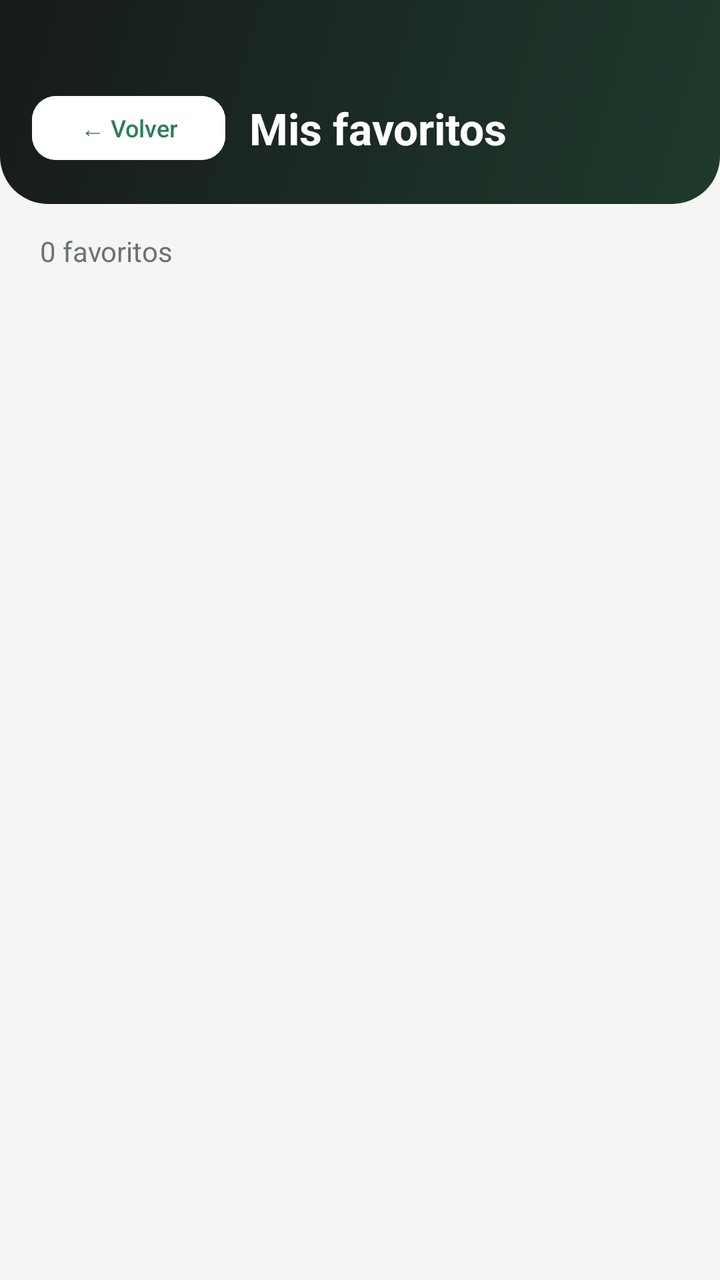
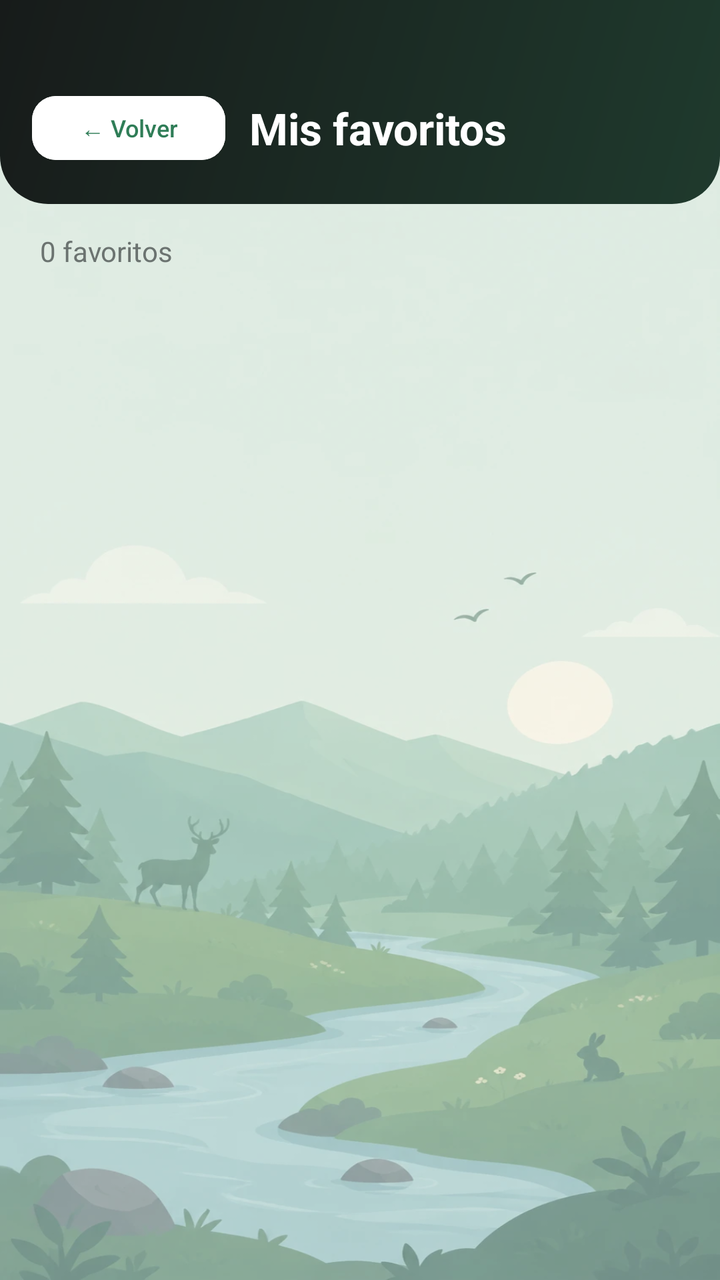

An Android layout rendered at two revisions. The XML below is the earlier revision; the diff shows what the commit changed to produce the second picture.
<!-- AndroidManifest.xml: application theme Theme.RunGuide -->
<!-- res/layout/activity_favoritos.xml -->
<?xml version="1.0" encoding="utf-8"?>
<LinearLayout xmlns:android="http://schemas.android.com/apk/res/android"
    android:layout_width="match_parent"
    android:layout_height="match_parent"
    android:orientation="vertical"
    android:background="@color/fondo_app">

    
    <LinearLayout
        android:layout_width="match_parent"
        android:layout_height="wrap_content"
        android:orientation="horizontal"
        android:background="@drawable/bg_header"
        android:paddingTop="44dp"
        android:paddingBottom="18dp"
        android:paddingStart="16dp"
        android:paddingEnd="16dp"
        android:gravity="center_vertical">

        <Button
            android:id="@+id/btnVolverFavoritos"
            android:layout_width="wrap_content"
            android:layout_height="40dp"
            android:text="@string/volver"
            android:textSize="12sp"
            android:textAllCaps="false"
            android:backgroundTint="#FFFFFF"
            android:textColor="@color/verde_primario"
            android:layout_marginEnd="12dp" />

        <TextView
            android:layout_width="0dp"
            android:layout_weight="1"
            android:layout_height="wrap_content"
            android:text="@string/mis_favoritos"
            android:textSize="22sp"
            android:textStyle="bold"
            android:textColor="#FFFFFF" />

    </LinearLayout>

    <TextView
        android:id="@+id/tvContadorFavoritos"
        android:layout_width="match_parent"
        android:layout_height="wrap_content"
        android:text="@string/favoritos_cero"
        android:textSize="14sp"
        android:textColor="@color/texto_secundario"
        android:paddingStart="20dp"
        android:paddingEnd="20dp"
        android:paddingTop="14dp"
        android:paddingBottom="4dp" />

    
    <LinearLayout
        android:id="@+id/estadoVacioFavoritos"
        android:layout_width="match_parent"
        android:layout_height="wrap_content"
        android:orientation="vertical"
        android:gravity="center_horizontal"
        android:padding="32dp"
        android:visibility="gone">

        <TextView
            android:layout_width="wrap_content"
            android:layout_height="wrap_content"
            android:text="♡"
            android:textSize="48sp"
            android:textColor="@color/corazon" />

        <TextView
            android:layout_width="wrap_content"
            android:layout_height="wrap_content"
            android:text="@string/aun_no_tienes_favoritos"
            android:textSize="16sp"
            android:textColor="@color/texto_secundario"
            android:layout_marginTop="4dp" />

        <Button
            android:id="@+id/btnExplorar"
            android:layout_width="wrap_content"
            android:layout_height="wrap_content"
            android:text="@string/explorar_senderos"
            android:textAllCaps="false"
            android:backgroundTint="@color/verde_primario"
            android:textColor="#FFFFFF"
            android:layout_marginTop="16dp" />

    </LinearLayout>

    <androidx.recyclerview.widget.RecyclerView
        android:id="@+id/recyclerFavoritos"
        android:layout_width="match_parent"
        android:layout_height="match_parent"
        android:clipToPadding="false"
        android:paddingBottom="16dp"
        android:layoutAnimation="@anim/layout_entrada" />

</LinearLayout>
<!-- resources referenced by this layout -->
<resources>
  <color name="corazon">#C85A6A</color>
  <color name="fondo_app">#F5F6F4</color>
  <color name="texto_secundario">#6B7370</color>
  <color name="verde_primario">#2F7D57</color>
  <string name="aun_no_tienes_favoritos">Aún no tienes favoritos</string>
  <string name="explorar_senderos">Explorar senderos</string>
  <string name="favoritos_cero">0 favoritos</string>
  <string name="mis_favoritos">Mis favoritos</string>
  <string name="volver">← Volver</string>
  <style name="Theme.RunGuide" parent="Base.Theme.RunGuide" />
  <style name="Base.Theme.RunGuide" parent="Theme.Material3.DayNight.NoActionBar">
          <item name="colorPrimary">@color/verde_primario</item>
          <item name="colorOnPrimary">@color/white</item>
          <item name="colorPrimaryContainer">@color/verde_claro</item>
          <item name="colorOnPrimaryContainer">@color/verde_oscuro</item>
          <item name="colorSecondary">@color/amarillo</item>
          <item name="colorOnSecondary">@color/negro_carbon</item>
          <item name="colorSecondaryContainer">@color/amarillo_claro</item>
          <item name="colorOnSecondaryContainer">@color/amarillo_texto</item>
          <item name="colorOutline">@color/borde</item>
          <item name="colorSurface">@color/superficie</item>
          <item name="colorOnSurface">@color/texto_principal</item>
          <item name="android:colorBackground">@color/fondo_app</item>
          <item name="android:textColorPrimary">@color/texto_principal</item>
          <item name="android:textColorSecondary">@color/texto_secundario</item>
          <item name="android:statusBarColor">@color/negro_carbon</item>
          <item name="android:windowLightStatusBar">false</item>
          <item name="materialButtonStyle">@style/Widget.RunGuide.Button</item>
          <item name="shapeAppearanceSmallComponent">@style/ShapeAppearance.RunGuide.Small</item>
          <item name="shapeAppearanceMediumComponent">@style/ShapeAppearance.RunGuide.Medium</item>
      </style>
  <color name="white">#FFFFFFFF</color>
  <color name="verde_claro">#E7F0EA</color>
  <color name="verde_oscuro">#1F5A3F</color>
  <color name="amarillo">#E8B93C</color>
  <color name="negro_carbon">#171B1A</color>
  <color name="amarillo_claro">#FAF1D6</color>
  <color name="amarillo_texto">#6B5200</color>
  <color name="borde">#E2E6E3</color>
  <color name="superficie">#FFFFFF</color>
  <color name="texto_principal">#1A1D1C</color>
  <style name="Widget.RunGuide.Button" parent="Widget.Material3.Button">
          <item name="cornerRadius">12dp</item>
          <item name="android:textAllCaps">false</item>
          <item name="android:letterSpacing">0</item>
          <item name="android:textSize">14sp</item>
          <item name="android:stateListAnimator">@null</item>
      </style>
  <style name="ShapeAppearance.RunGuide.Small" parent="ShapeAppearance.Material3.SmallComponent">
          <item name="cornerFamily">rounded</item>
          <item name="cornerSize">12dp</item>
      </style>
  <style name="ShapeAppearance.RunGuide.Medium" parent="ShapeAppearance.Material3.MediumComponent">
          <item name="cornerFamily">rounded</item>
          <item name="cornerSize">18dp</item>
      </style>
  <!-- unchanged entries left out for length: 1 -->
</resources>

<!-- the commit's change to res/layout/activity_favoritos.xml (unified diff, before → after) -->
@@ -3,7 +3,7 @@
     android:layout_width="match_parent"
     android:layout_height="match_parent"
     android:orientation="vertical"
-    android:background="@color/fondo_app">
+    android:background="@android:color/transparent">
 
     
     <LinearLayout
<!-- resource entries referenced after the edit -->
@@ -2,6 +2,21 @@
 <resources>
   <color name="corazon">#C85A6A</color>
   <color name="fondo_app">#F5F6F4</color>
+  <!-- drawable fondo_app (drawable) -->
+  <?xml version="1.0" encoding="utf-8"?>
+  <layer-list xmlns:android="http://schemas.android.com/apk/res/android">
+      <item android:drawable="@color/fondo_app" />
+      <item>
+          <bitmap
+              android:src="@drawable/fondo_paisaje"
+              android:gravity="fill" />
+      </item>
+      <item>
+          <shape android:shape="rectangle">
+              <solid android:color="@color/velo_fondo" />
+          </shape>
+      </item>
+  </layer-list>
   <color name="texto_secundario">#6B7370</color>
   <color name="verde_primario">#2F7D57</color>
   <string name="aun_no_tienes_favoritos">Aún no tienes favoritos</string>
@@ -23,6 +38,7 @@
           <item name="colorSurface">@color/superficie</item>
           <item name="colorOnSurface">@color/texto_principal</item>
           <item name="android:colorBackground">@color/fondo_app</item>
+          <item name="android:windowBackground">@drawable/fondo_app</item>
           <item name="android:textColorPrimary">@color/texto_principal</item>
           <item name="android:textColorSecondary">@color/texto_secundario</item>
           <item name="android:statusBarColor">@color/negro_carbon</item>
@@ -56,6 +72,8 @@
           <item name="cornerFamily">rounded</item>
           <item name="cornerSize">18dp</item>
       </style>
+  <!-- drawable fondo_paisaje: webp bitmap (drawable-nodpi, 37966 bytes) -->
+  <color name="velo_fondo">#4DF5F6F4</color>
   <!-- unchanged entries left out for length: 1 -->
 </resources>
 
